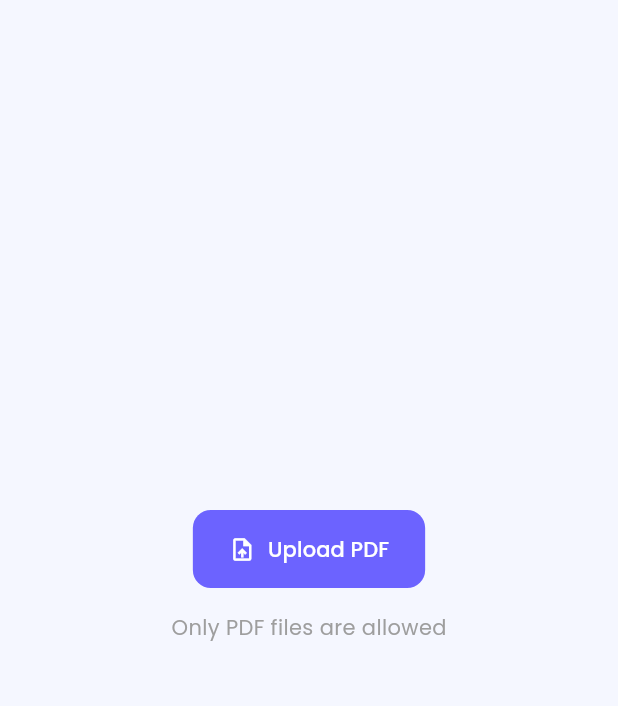
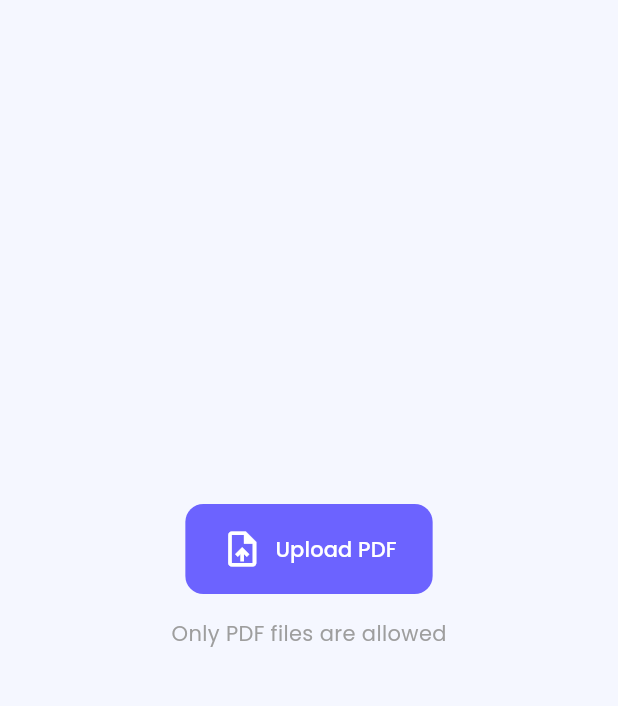
Before and after one commit to asstavip/Quizzer-App, a Flutter app: the screen it shows after launch, on a phone screen of 412 x 824 dp, the part 84-790 px from its top. Run offline on Flutter 3.47's test engine with Material 3 defaults, Android fonts, the phone set to English and light mode, and no system bars; our stand-ins replace easy_localization, file_picker, flutter_dotenv, google_fonts, rflutter_alert; missing offline and left inert: aura_box, flutter_pdfview, syncfusion_flutter_pdf.

Commit message:
fix: update PDF upload button icon size and color; add CMake settings to ignore missing CMakeLists

```diff
--- a/lib/screens/pdf_upload_screen.dart
+++ b/lib/screens/pdf_upload_screen.dart
@@ -149,7 +149,7 @@ class _PdfUploadScreenState extends State<PdfUploadScreen> {
               else
                 ElevatedButton.icon(
                   onPressed: uploadAndReadPDF,
-                  icon: const Icon(Icons.upload_file),
+                  icon: const Icon(Icons.upload_file,size: 28,color: Colors.white,),
                   label: Text(AppStrings.uploadPdf.tr()),
                   style: ElevatedButton.styleFrom(
                     padding: const EdgeInsets.symmetric(horizontal: 24, vertical: 16),
```
